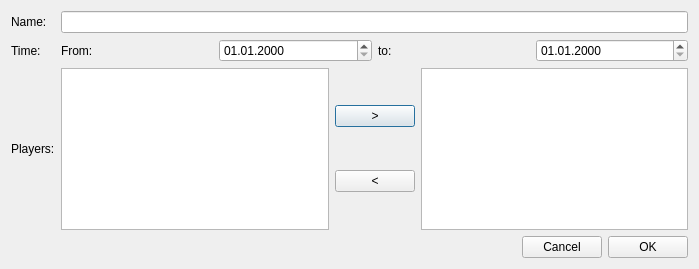
lbproductions/ProjectStats, file Gui/Filter/newleaguedialog.ui: the form before one commit.
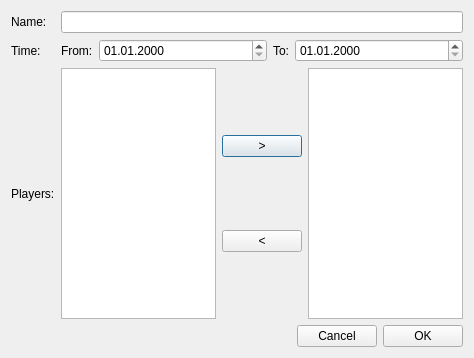
The form after the commit.

Commit message: - Improved some Layouts in ui-files (same look-and-feel, at least I hope so :D) due to better performance with Qt.

The edit to the form file:
```diff
--- a/Gui/Filter/newleaguedialog.ui
+++ b/Gui/Filter/newleaguedialog.ui
@@ -6,8 +6,8 @@
    <rect>
     <x>0</x>
     <y>0</y>
-    <width>699</width>
-    <height>269</height>
+    <width>474</width>
+    <height>358</height>
    </rect>
   </property>
   <property name="windowTitle">
@@ -35,6 +35,12 @@
     <layout class="QHBoxLayout" name="horizontalLayout_3">
      <item>
       <widget class="QLabel" name="label_3">
+       <property name="sizePolicy">
+        <sizepolicy hsizetype="Fixed" vsizetype="Preferred">
+         <horstretch>0</horstretch>
+         <verstretch>0</verstretch>
+        </sizepolicy>
+       </property>
        <property name="text">
         <string>From:</string>
        </property>
@@ -56,8 +62,14 @@
      </item>
      <item>
       <widget class="QLabel" name="label_4">
+       <property name="sizePolicy">
+        <sizepolicy hsizetype="Fixed" vsizetype="Preferred">
+         <horstretch>0</horstretch>
+         <verstretch>0</verstretch>
+        </sizepolicy>
+       </property>
        <property name="text">
-        <string>to:</string>
+        <string>To:</string>
        </property>
       </widget>
      </item>
```
The commit also changes 5 other files.
